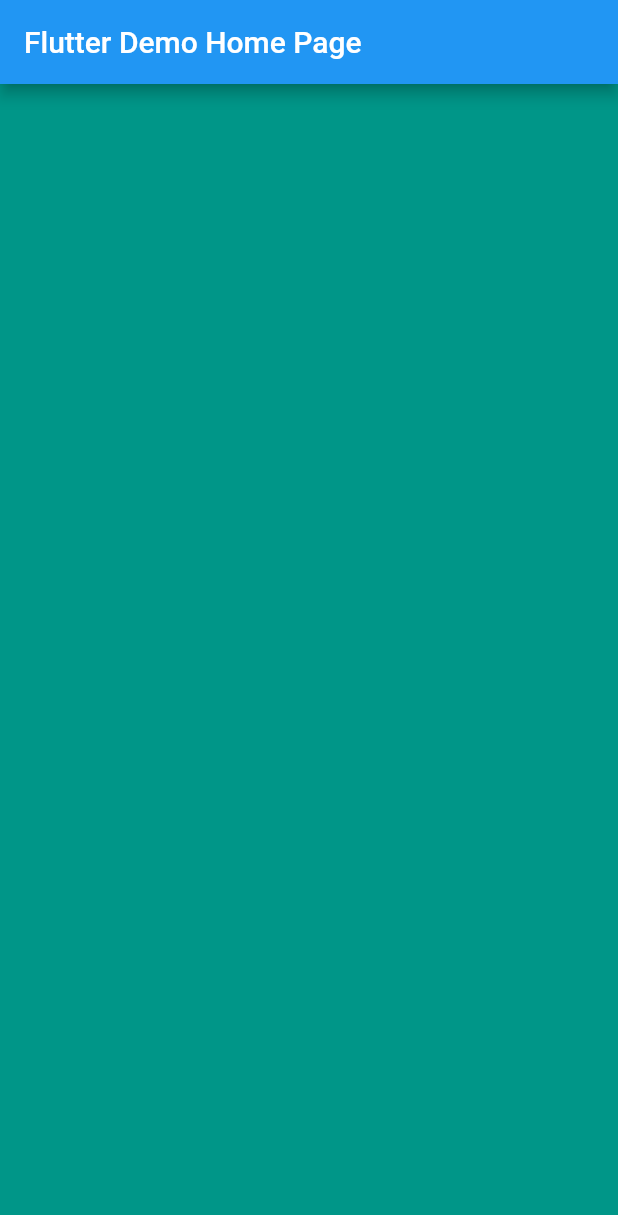
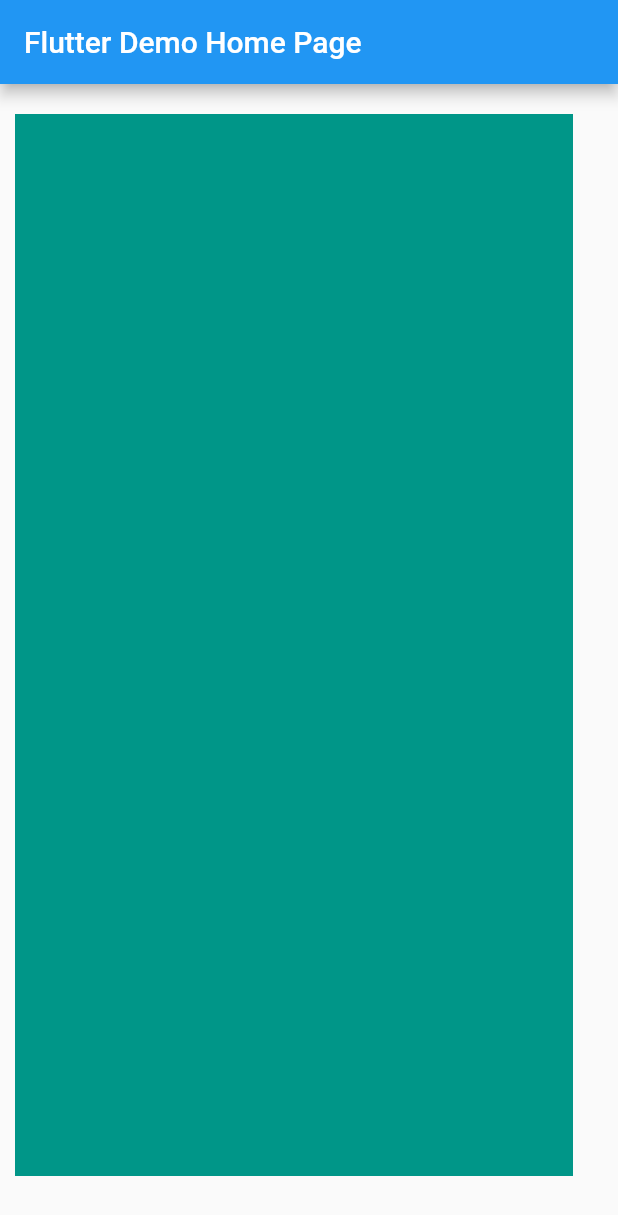
Before and after one commit to misaki-kawaguchi/QueensTechLab, a Flutter app: the screen it shows after launch, on a phone screen of 412 x 824 dp. Shown: the top 1215 px of the screen. Run offline on Flutter 3.47's test engine with Material 2 defaults, Android fonts, the phone set to English and light mode, and no system bars.

Commit message:
marginを追加

```diff
--- a/task0/lib/main.dart
+++ b/task0/lib/main.dart
@@ -38,6 +38,7 @@ class _MyHomePageState extends State<MyHomePage> {
       ),
       body: Container(
         color: Colors.teal,
+        margin: const EdgeInsets.fromLTRB(10.0, 20.0, 30.0, 40.0),
       )
     );
   }
```
